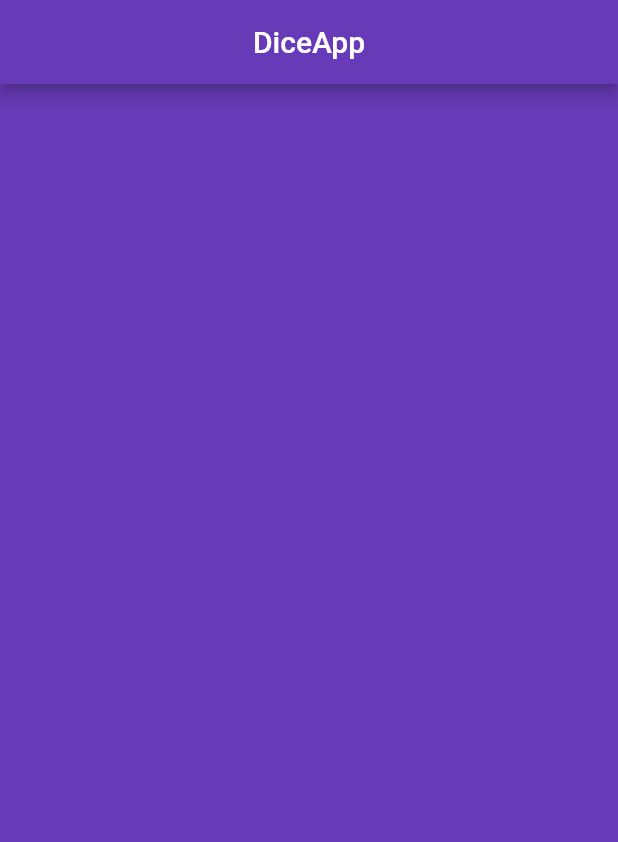
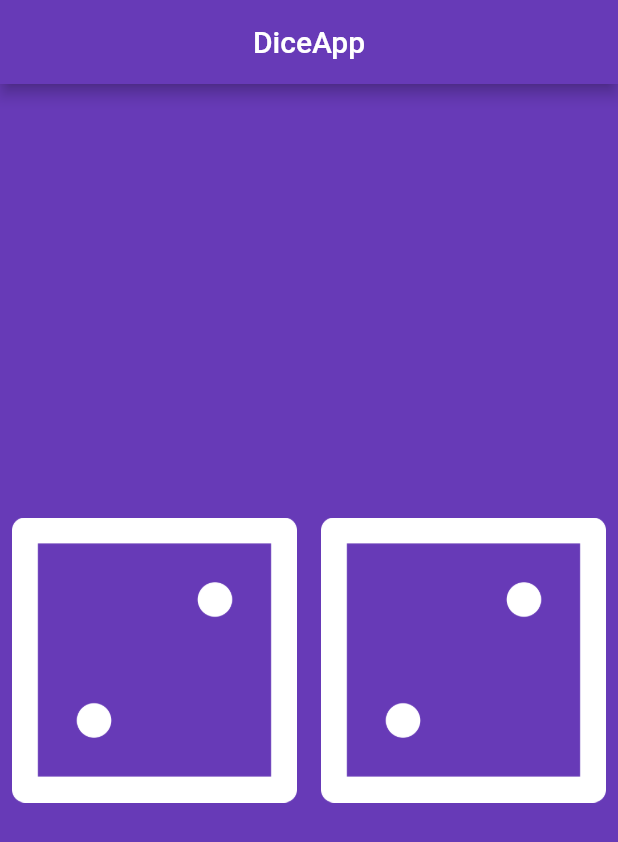
Before and after one commit to eeBarrionuevo/flutter_codigo5_dice, a Flutter app: the screen it shows after launch, on a phone screen of 412 x 824 dp. Shown: the top 842 px of the screen. Run offline on Flutter 3.47's test engine with Material 2 defaults, Android fonts, the phone set to English and light mode, and no system bars.

Commit message:
Expanded and Padding

```diff
--- a/lib/main.dart
+++ b/lib/main.dart
@@ -1,12 +1,12 @@
-
 import 'package:flutter/material.dart';
 
-void main(){
+void main() {
   runApp(MyApp());
 }
 
 class MyApp extends StatelessWidget {
   const MyApp({Key? key}) : super(key: key);
+
   @override
   Widget build(BuildContext context) {
     return MaterialApp(
@@ -18,6 +18,7 @@ class MyApp extends StatelessWidget {
 
 class DicePage extends StatelessWidget {
   const DicePage({Key? key}) : super(key: key);
+
   @override
   Widget build(BuildContext context) {
     return Scaffold(
@@ -27,6 +28,30 @@ class DicePage extends StatelessWidget {
         title: Text("DiceApp"),
         centerTitle: true,
       ),
+      body: Center(
+        child: Row(
+          children: [
+            Expanded(
+              flex: 1,
+              child: Padding(
+                padding: const EdgeInsets.all(8.0),
+                child: Image.asset(
+                  'assets/images/dice2.png',
+                ),
+              ),
+            ),
+            Expanded(
+              flex: 1,
+              child: Padding(
+                padding: const EdgeInsets.all(8.0),
+                child: Image.asset(
+                  'assets/images/dice2.png',
+                ),
+              ),
+            ),
+          ],
+        ),
+      ),
     );
   }
 }
--- a/pubspec.yaml
+++ b/pubspec.yaml
@@ -58,8 +58,8 @@ flutter:
   uses-material-design: true
 
   # To add assets to your application, add an assets section, like this:
-  # assets:
-  #   - images/a_dot_burr.jpeg
+  assets:
+    - assets/images/
   #   - images/a_dot_ham.jpeg
 
   # An image asset can refer to one or more resolution-specific "variants", see
```
